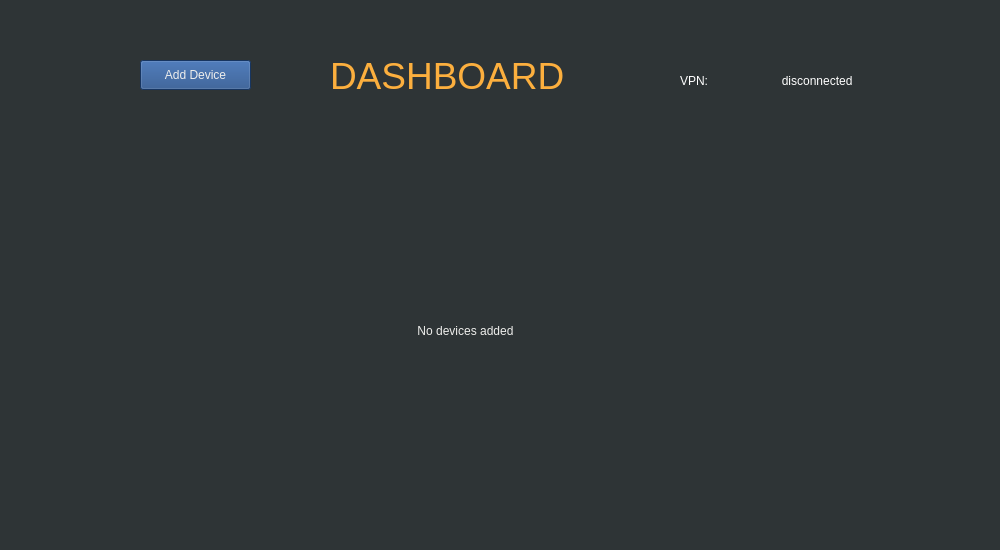
dpflores/qt_dashboard, file qt_files/dashboard_widget.ui: the form before one commit.
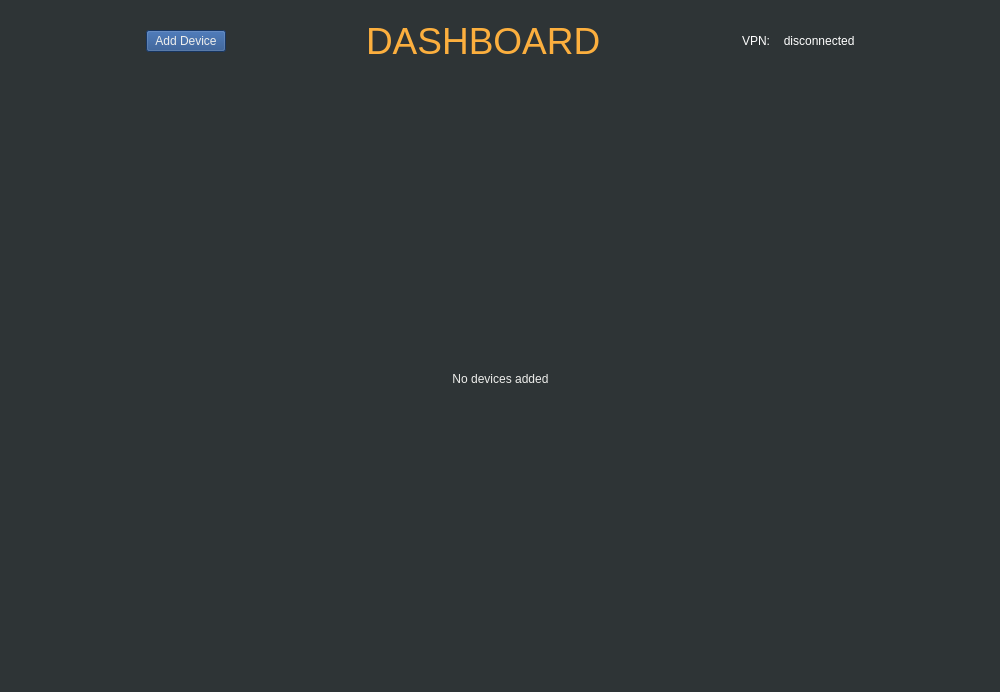
The form after the commit.

Commit message: working update, layout update needed

```diff
--- a/qt_files/dashboard_widget.ui
+++ b/qt_files/dashboard_widget.ui
@@ -7,7 +7,7 @@
     <x>0</x>
     <y>0</y>
     <width>1000</width>
-    <height>550</height>
+    <height>692</height>
    </rect>
   </property>
   <property name="sizePolicy">
@@ -22,109 +22,206 @@
   <property name="styleSheet">
    <string notr="true">background-color: rgb(46, 52, 54);</string>
   </property>
-  <widget class="QLabel" name="label">
-   <property name="geometry">
-    <rect>
-     <x>330</x>
-     <y>50</y>
-     <width>281</width>
-     <height>51</height>
-    </rect>
-   </property>
-   <property name="styleSheet">
-    <string notr="true">color:rgb(252, 175, 62);
+  <layout class="QGridLayout" name="gridLayout_2">
+   <item row="0" column="0">
+    <layout class="QVBoxLayout" name="verticalLayout" stretch="1,10">
+     <item>
+      <layout class="QHBoxLayout" name="horizontalLayout">
+       <item>
+        <spacer name="horizontalSpacer_4">
+         <property name="orientation">
+          <enum>Qt::Horizontal</enum>
+         </property>
+         <property name="sizeHint" stdset="0">
+          <size>
+           <width>40</width>
+           <height>20</height>
+          </size>
+         </property>
+        </spacer>
+       </item>
+       <item>
+        <widget class="QPushButton" name="add_button">
+         <property name="sizePolicy">
+          <sizepolicy hsizetype="Maximum" vsizetype="Maximum">
+           <horstretch>0</horstretch>
+           <verstretch>0</verstretch>
+          </sizepolicy>
+         </property>
+         <property name="styleSheet">
+          <string notr="true">color:rgb(238, 238, 236);
+
+background-color: rgb(32, 74, 135);</string>
+         </property>
+         <property name="text">
+          <string>Add Device</string>
+         </property>
+        </widget>
+       </item>
+       <item>
+        <spacer name="horizontalSpacer">
+         <property name="orientation">
+          <enum>Qt::Horizontal</enum>
+         </property>
+         <property name="sizeHint" stdset="0">
+          <size>
+           <width>40</width>
+           <height>20</height>
+          </size>
+         </property>
+        </spacer>
+       </item>
+       <item>
+        <widget class="QLabel" name="label">
+         <property name="styleSheet">
+          <string notr="true">color:rgb(252, 175, 62);
 font-size:28pt;
 
 </string>
-   </property>
-   <property name="text">
-    <string>DASHBOARD</string>
-   </property>
-  </widget>
-  <widget class="QWidget" name="gridLayoutWidget">
-   <property name="geometry">
-    <rect>
-     <x>260</x>
-     <y>130</y>
-     <width>411</width>
-     <height>401</height>
-    </rect>
-   </property>
-   <layout class="QGridLayout" name="dashboard_layout">
-    <item row="0" column="1">
-     <widget class="QLabel" name="empty_label">
-      <property name="styleSheet">
-       <string notr="true">color:rgb(238, 238, 236)</string>
-      </property>
-      <property name="text">
-       <string>No devices added</string>
-      </property>
-      <property name="alignment">
-       <set>Qt::AlignCenter</set>
-      </property>
-     </widget>
-    </item>
-   </layout>
-  </widget>
-  <widget class="QLabel" name="indicator">
-   <property name="geometry">
-    <rect>
-     <x>750</x>
-     <y>70</y>
-     <width>131</width>
-     <height>21</height>
-    </rect>
-   </property>
-   <property name="styleSheet">
-    <string notr="true">color:rgb(255, 255, 255)</string>
-   </property>
-   <property name="text">
-    <string> disconnected</string>
-   </property>
-   <property name="alignment">
-    <set>Qt::AlignCenter</set>
-   </property>
-  </widget>
-  <widget class="QLabel" name="label_2">
-   <property name="geometry">
-    <rect>
-     <x>680</x>
-     <y>70</y>
-     <width>51</width>
-     <height>21</height>
-    </rect>
-   </property>
-   <property name="styleSheet">
-    <string notr="true">color:rgb(255, 255, 255)</string>
-   </property>
-   <property name="text">
-    <string>VPN: </string>
-   </property>
-  </widget>
-  <widget class="QPushButton" name="add_button">
-   <property name="geometry">
-    <rect>
-     <x>140</x>
-     <y>60</y>
-     <width>111</width>
-     <height>30</height>
-    </rect>
-   </property>
-   <property name="sizePolicy">
-    <sizepolicy hsizetype="Maximum" vsizetype="Maximum">
-     <horstretch>0</horstretch>
-     <verstretch>0</verstretch>
-    </sizepolicy>
-   </property>
-   <property name="styleSheet">
-    <string notr="true">color:rgb(238, 238, 236);
-
-background-color: rgb(32, 74, 135);</string>
-   </property>
-   <property name="text">
-    <string>Add Device</string>
-   </property>
-  </widget>
+         </property>
+         <property name="text">
+          <string>DASHBOARD</string>
+         </property>
+        </widget>
+       </item>
+       <item>
+        <spacer name="horizontalSpacer_3">
+         <property name="orientation">
+          <enum>Qt::Horizontal</enum>
+         </property>
+         <property name="sizeHint" stdset="0">
+          <size>
+           <width>40</width>
+           <height>20</height>
+          </size>
+         </property>
+        </spacer>
+       </item>
+       <item>
+        <layout class="QVBoxLayout" name="verticalLayout_4" stretch="1,0,1">
+         <item>
+          <spacer name="verticalSpacer">
+           <property name="orientation">
+            <enum>Qt::Vertical</enum>
+           </property>
+           <property name="sizeHint" stdset="0">
+            <size>
+             <width>20</width>
+             <height>40</height>
+            </size>
+           </property>
+          </spacer>
+         </item>
+         <item>
+          <layout class="QHBoxLayout" name="horizontalLayout_2">
+           <item>
+            <widget class="QLabel" name="label_2">
+             <property name="styleSheet">
+              <string notr="true">color:rgb(255, 255, 255)</string>
+             </property>
+             <property name="text">
+              <string>VPN: </string>
+             </property>
+            </widget>
+           </item>
+           <item>
+            <widget class="QLabel" name="indicator">
+             <property name="styleSheet">
+              <string notr="true">color:rgb(255, 255, 255)</string>
+             </property>
+             <property name="text">
+              <string> disconnected</string>
+             </property>
+             <property name="alignment">
+              <set>Qt::AlignCenter</set>
+             </property>
+            </widget>
+           </item>
+          </layout>
+         </item>
+         <item>
+          <spacer name="verticalSpacer_2">
+           <property name="orientation">
+            <enum>Qt::Vertical</enum>
+           </property>
+           <property name="sizeHint" stdset="0">
+            <size>
+             <width>20</width>
+             <height>40</height>
+            </size>
+           </property>
+          </spacer>
+         </item>
+        </layout>
+       </item>
+       <item>
+        <spacer name="horizontalSpacer_2">
+         <property name="orientation">
+          <enum>Qt::Horizontal</enum>
+         </property>
+         <property name="sizeHint" stdset="0">
+          <size>
+           <width>40</width>
+           <height>20</height>
+          </size>
+         </property>
+        </spacer>
+       </item>
+      </layout>
+     </item>
+     <item>
+      <layout class="QHBoxLayout" name="horizontalLayout_3" stretch="1,10,1">
+       <item>
+        <spacer name="horizontalSpacer_5">
+         <property name="orientation">
+          <enum>Qt::Horizontal</enum>
+         </property>
+         <property name="sizeHint" stdset="0">
+          <size>
+           <width>40</width>
+           <height>20</height>
+          </size>
+         </property>
+        </spacer>
+       </item>
+       <item>
+        <layout class="QGridLayout" name="dashboard_layout">
+         <property name="spacing">
+          <number>3</number>
+         </property>
+         <item row="0" column="0">
+          <widget class="QLabel" name="empty_label">
+           <property name="styleSheet">
+            <string notr="true">color:rgb(238, 238, 236)</string>
+           </property>
+           <property name="text">
+            <string>No devices added</string>
+           </property>
+           <property name="alignment">
+            <set>Qt::AlignCenter</set>
+           </property>
+          </widget>
+         </item>
+        </layout>
+       </item>
+       <item>
+        <spacer name="horizontalSpacer_6">
+         <property name="orientation">
+          <enum>Qt::Horizontal</enum>
+         </property>
+         <property name="sizeHint" stdset="0">
+          <size>
+           <width>40</width>
+           <height>20</height>
+          </size>
+         </property>
+        </spacer>
+       </item>
+      </layout>
+     </item>
+    </layout>
+   </item>
+  </layout>
  </widget>
  <resources/>
  <connections/>
```
The commit also changes 7 other files.
